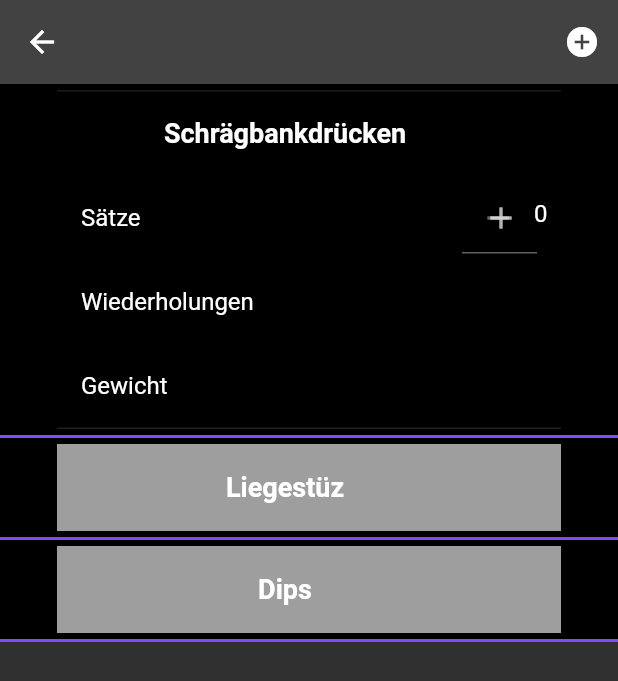
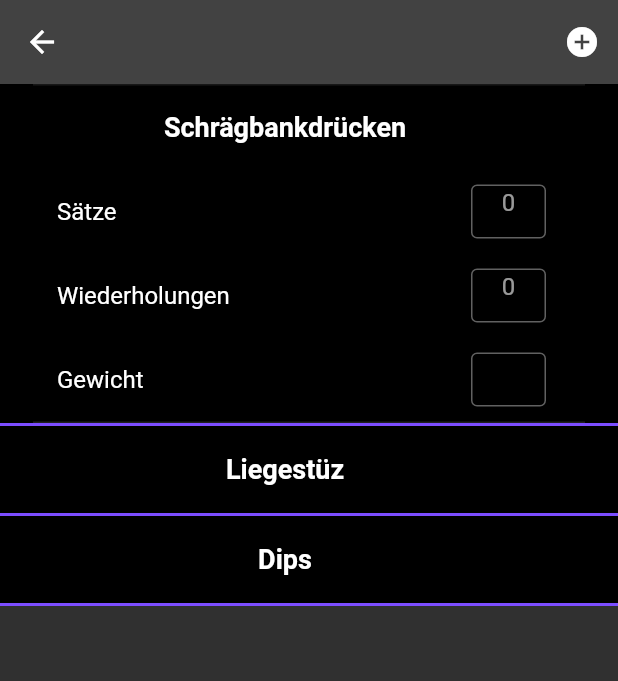
Before and after one commit to Olgunkal/LAK-Fitness2.0, a Flutter app: the Trainingsplan screen opened directly with empty values, after a tap on "Schrägbankdrücken", on a phone screen of 412 x 824 dp. Shown: the top 681 px of the screen. Run offline on Flutter 3.47's test engine with Material 2 defaults, Android fonts, the phone set to English and light mode, and no system bars; drawn by our look-alikes of flutter_slidable, flutter_spinbox; our stand-ins replace cloud_firestore, dropdown_search, firebase_auth, firebase_core, fl_chart, image_picker; accounts and stored records are empty; Roboto replaces fonts that are missing (Audiowide).

Commit message:
Commit Tim Trainingsplan

```diff
--- a/lib/pages/trainingsplan.dart
+++ b/lib/pages/trainingsplan.dart
@@ -1,5 +1,5 @@
 import 'package:flutter/material.dart';
-import 'package:lak_fitness/pages/uebungskatalog.dart';
+import 'uebungskatalog.dart';
 import '../tp_listelement.dart';
 
 // Startseite
--- a/lib/tp_listelement.dart
+++ b/lib/tp_listelement.dart
@@ -1,6 +1,8 @@
 import 'package:flutter/material.dart';
-import 'package:flutter_spinbox/flutter_spinbox.dart';
-import 'package:lak_fitness/basis_theme.dart';
+import 'package:flutter/services.dart';
+import 'package:flutter_slidable/flutter_slidable.dart';
+import 'package:lak_fitness/styles/color.dart';
+import 'basis_theme.dart';
 
 // Startseite Listenelement
 class TpListenelement extends StatefulWidget {
@@ -13,9 +15,9 @@ class TpListenelement extends StatefulWidget {
 }
 
 class _TpListenelementState extends State<TpListenelement> {
-  double _saetze = 0.0;
+  int _saetze = 0;
   int _wiederholungen = 0;
-  int _gewicht = 0;
+  double _gewicht = 0;
 
   @override
   Widget build(BuildContext context) {
@@ -27,8 +29,26 @@ class _TpListenelementState extends State<TpListenelement> {
           border: Border(bottom: BorderSide(color: lila, width: 2.0))),
 
       // Listenelemente
-      child: ListTile(
-        title: Center(
+      child: Slidable(
+          startActionPane: ActionPane(
+            motion: ScrollMotion(),
+            children: [
+              SlidableAction(
+                  icon: Icons.check,
+                  backgroundColor: Colors.green,
+                  onPressed: checkoutUebung())
+            ],
+          ),
+          endActionPane: ActionPane(
+            motion: ScrollMotion(),
+            children: [
+              SlidableAction(
+                  icon: Icons.delete_forever,
+                  backgroundColor: Colors.red,
+                  onPressed: entferneUebung())
+            ],
+          ),
+          child: Center(
             child: ExpansionTile(
               title: Center(
                   child: Text(
@@ -39,31 +59,85 @@ class _TpListenelementState extends State<TpListenelement> {
                     color: Colors.white),
               )),
               trailing: const Text(""),
-          collapsedBackgroundColor: grey,
               children: [
                 ListTile(
                   title: const Text('Sätze'),
                   trailing: Container(
                       width: 50,
-                  child: SpinBox(
-                    value: _saetze,
-                    onChanged: (double value) {
+                      margin: EdgeInsets.all(10),
+                      child: TextField(
+                        textAlign: TextAlign.center,
+                        textAlignVertical: TextAlignVertical.center,
+                        keyboardType: TextInputType.number,
+                        inputFormatters: <TextInputFormatter>[
+                          FilteringTextInputFormatter.allow(RegExp(r'[0-9]')),
+                          FilteringTextInputFormatter.digitsOnly
+                        ],
+                        decoration: InputDecoration(
+                            border: OutlineInputBorder(
+                                borderSide: BorderSide(color: white)),
+                            hintText: _saetze.toString()),
+                        onChanged: (value) {
                           setState(() {
-                        _saetze = value;
+                            _saetze = int.parse(value);
                           });
                         },
-                    decoration: const InputDecoration(),
+                      )),
+                ),
+                ListTile(
+                    title: Text('Wiederholungen'),
+                    trailing: Container(
+                        width: 50,
+                        margin: EdgeInsets.all(10),
+                        child: TextField(
+                          textAlign: TextAlign.center,
+                          textAlignVertical: TextAlignVertical.center,
+                          keyboardType: TextInputType.number,
+                          inputFormatters: <TextInputFormatter>[
+                            FilteringTextInputFormatter.allow(RegExp(r'[0-9]')),
+                            FilteringTextInputFormatter.digitsOnly
+                          ],
+                          decoration: InputDecoration(
+                              border: OutlineInputBorder(
+                                  borderSide: BorderSide(color: white)),
+                              hintText: _wiederholungen.toString()),
+                          onChanged: (value) {
+                            setState(() {
+                              _wiederholungen = int.parse(value);
+                            });
+                          },
+                        ))),
+                ListTile(
+                    title: Text('Gewicht'),
+                    trailing: Container(
+                        width: 50,
+                        margin: EdgeInsets.all(10),
+                        child: TextField(
+                          textAlign: TextAlign.center,
+                          textAlignVertical: TextAlignVertical.center,
+                          keyboardType: TextInputType.number,
+                          inputFormatters: <TextInputFormatter>[
+                            FilteringTextInputFormatter.allow(RegExp(r'[0-9]')),
+                            FilteringTextInputFormatter.digitsOnly
+                          ],
+                          decoration: InputDecoration(
+                            border: OutlineInputBorder(
+                                borderSide: BorderSide(color: white)),
+                            //hintText: (_gewicht as int).toString()
+                          ),
+                          onChanged: (value) {
+                            setState(() {
+                              _gewicht = double.parse(value);
+                            });
+                          },
+                        ))),
+              ],
             ),
           )),
-            const ListTile(
-              title: Text('Wiederholungen'),
-            ),
-            const ListTile(
-              title: Text('Gewicht'),
-            ),
-          ],
-        )),
-      ),
     );
   }
+
+  checkoutUebung() {}
+
+  entferneUebung() {}
 }
--- a/pubspec.yaml
+++ b/pubspec.yaml
@@ -43,6 +43,7 @@ dependencies:
   flutter_spinbox: ^0.13.1
   cloud_firestore: ^4.9.2
   intl: ^0.18.1
+  flutter_slidable: ^3.0.0
 
 dev_dependencies:
   flutter_test:
```
Also changed, not shown: pubspec.lock. Lines whose indentation alone changed are shown as unchanged.
